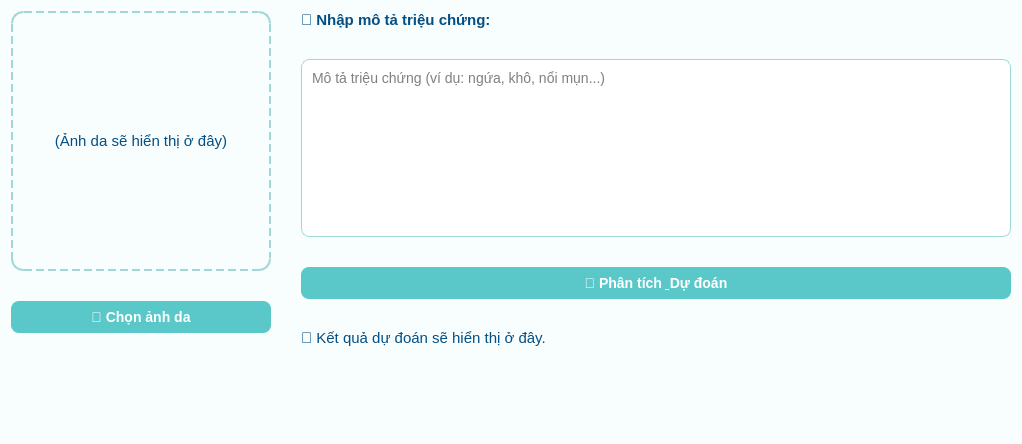
The window that ui_skin_app.ui (minkhoi311/AI-Skin-Disease) describes before a commit, drawn with Qt 5.
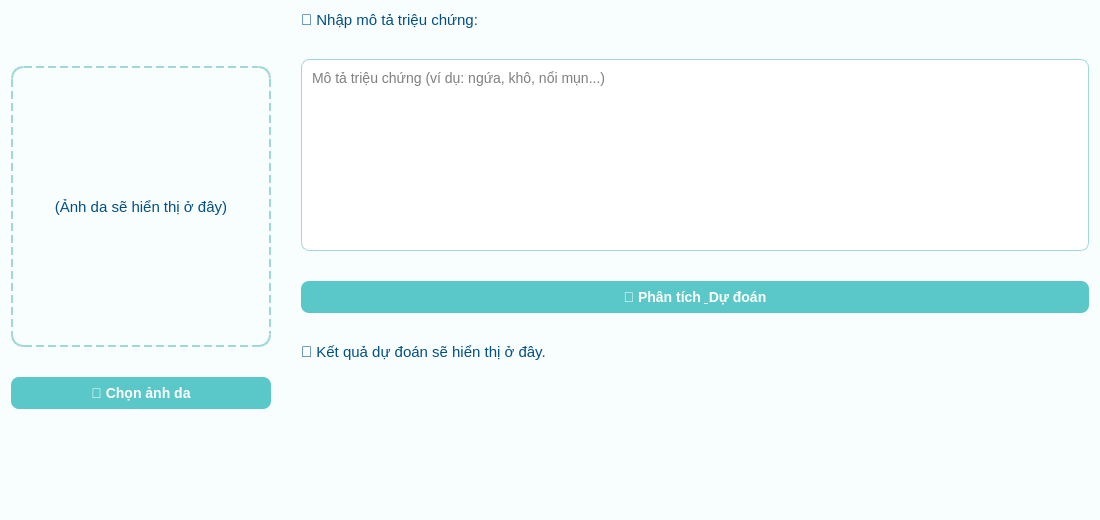
The same window after the commit.

Commit message: hoan thanh UI

```diff
--- a/ui_skin_app.ui
+++ b/ui_skin_app.ui
@@ -6,8 +6,8 @@
    <rect>
     <x>0</x>
     <y>0</y>
-    <width>1022</width>
-    <height>444</height>
+    <width>1100</width>
+    <height>520</height>
    </rect>
   </property>
   <property name="windowTitle">
@@ -58,6 +58,12 @@
    </property>
    <item>
     <layout class="QVBoxLayout" name="left_layout">
+     <property name="topMargin">
+      <number>55</number>
+     </property>
+     <property name="bottomMargin">
+      <number>0</number>
+     </property>
      <item>
       <widget class="QLabel" name="image_label">
        <property name="minimumSize">
@@ -66,6 +72,9 @@
          <height>260</height>
         </size>
        </property>
+       <property name="layoutDirection">
+        <enum>Qt::LeftToRight</enum>
+       </property>
        <property name="styleSheet">
         <string notr="true">border: 2px dashed #a0d8d8; border-radius: 12px;</string>
        </property>
@@ -79,6 +88,9 @@
      </item>
      <item>
       <widget class="QPushButton" name="btn_load">
+       <property name="layoutDirection">
+        <enum>Qt::LeftToRight</enum>
+       </property>
        <property name="text">
         <string>📂 Chọn ảnh da</string>
        </property>
@@ -89,10 +101,13 @@
        <property name="orientation">
         <enum>Qt::Vertical</enum>
        </property>
+       <property name="sizeType">
+        <enum>QSizePolicy::Maximum</enum>
+       </property>
        <property name="sizeHint" stdset="0">
         <size>
-         <width>20</width>
-         <height>200</height>
+         <width>10</width>
+         <height>100</height>
         </size>
        </property>
       </spacer>
@@ -107,8 +122,6 @@
         <font>
          <family>Segoe UI</family>
          <pointsize>-1</pointsize>
-         <weight>75</weight>
-         <bold>true</bold>
         </font>
        </property>
        <property name="text">
```
Left out of the diff: 1 changed line with no effect on the pictures. The commit also changes 2 other files.
